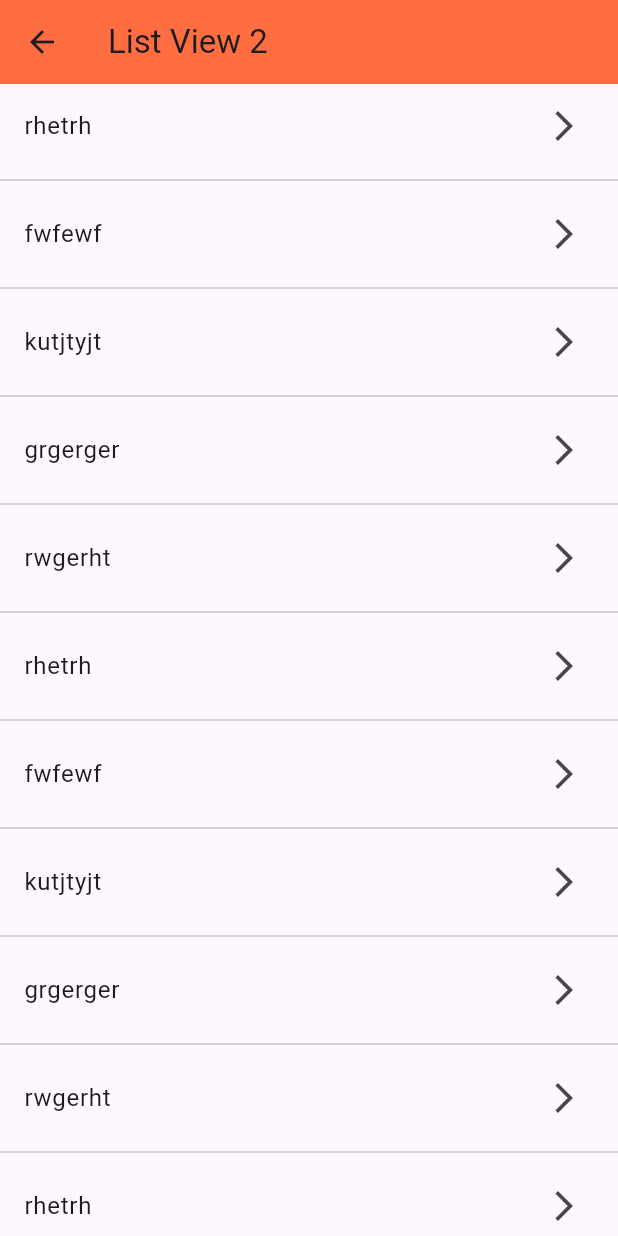
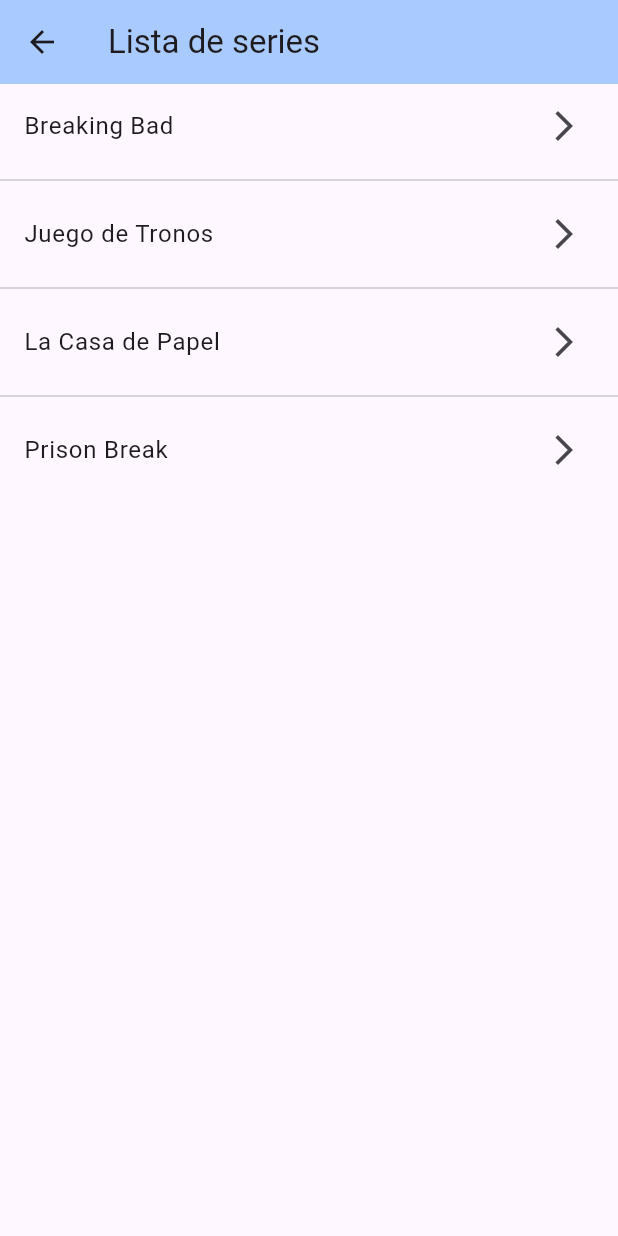
Before and after one commit to alexvl1304/flutter_app_example, a Flutter app: the Listview2Screen screen opened by its route, on a phone screen of 412 x 824 dp. Run offline on Flutter 3.47's test engine with Material 3 defaults, Android fonts, the phone set to English and light mode, and no system bars; network calls fail.

Commit message:
4 pantallas

```diff
--- a/lib/routes/app_routes.dart
+++ b/lib/routes/app_routes.dart
@@ -21,7 +21,7 @@ class AppRoutes {
     MenuOption(
       route: "listview2",
       icon: Icons.list_alt_outlined,
-      name: "ListView 2",
+      name: "Lista de series",
       screen: const Listview2Screen(),
     ),
     MenuOption(
--- /dev/null
+++ b/lib/routes/series_routes.dart
@@ -0,0 +1,34 @@
+import 'package:flutter/material.dart';
+import 'package:flutter_application_1/models/models.dart';
+import '../screens/series/series.dart';
+
+class SeriesRoutes {
+
+static final menuSeries = <MenuOption>[
+    MenuOption(
+      route: "breaking_bad_screen",
+      icon: Icons.arrow_forward_ios_outlined,
+      name: "Breaking Bad",
+      screen: const BreakingBadScreen(),
+    ),
+    MenuOption(
+      route: "juego_de_tronos_screen",
+      icon: Icons.arrow_forward_ios_outlined,
+      name: "Juego de Tronos",
+      screen: const JuegoDeTronosScreen(),
+    ),
+    MenuOption(
+      route: "la_casa_de_papel_screen",
+      icon: Icons.arrow_forward_ios_outlined,
+      name: "La Casa de Papel",
+      screen: const LaCasaDePapelScreen(),
+    ),
+    MenuOption(
+      route: "prison_break_screen",
+      icon: Icons.arrow_forward_ios_outlined,
+      name: "Prison Break",
+      screen: const PrisonBreakScreen(),
+    ),
+  ];
+
+}
--- a/lib/screens/listview2_screen.dart
+++ b/lib/screens/listview2_screen.dart
@@ -1,8 +1,8 @@
 import 'package:flutter/material.dart';
+import 'package:flutter_application_1/routes/series_routes.dart';
+import 'package:flutter_application_1/screens/theme/app_theme.dart';
 
 class Listview2Screen extends StatelessWidget {
-
-  final options = const["rhetrh", "fwfewf", "kutjtyjt", "grgerger", "rwgerht", "rhetrh", "fwfewf", "kutjtyjt", "grgerger", "rwgerht", "rhetrh", "fwfewf", "kutjtyjt", "grgerger", "rwgerht"];
 
   const Listview2Screen({Key? key}) : super(key: key);
 
@@ -10,23 +10,19 @@ class Listview2Screen extends StatelessWidget {
   Widget build(BuildContext context) {
     return Scaffold(
       appBar: AppBar(
-        title: Text("List View 2"),
-        backgroundColor: Colors.deepOrangeAccent,
+        title: Text("Lista de series"),
+        backgroundColor: AppTheme.primaryColor,
       ),
       body: ListView.separated(
-
         itemBuilder: (context, index) => ListTile(
-          trailing: Icon(Icons.arrow_forward_ios_outlined),
-          title: Text(options[index]),
+          trailing: Icon(SeriesRoutes.menuSeries[index].icon),
+          title: Text(SeriesRoutes.menuSeries[index].name),
           onTap: () {
-
-            final casa = options[index];
-
+            Navigator.push(context, MaterialPageRoute(builder: (context) => SeriesRoutes.menuSeries[index].screen));
           },
         ),
-        separatorBuilder: (context, index) => const Divider(),
-        itemCount: options.length,
-
+        separatorBuilder: (context, index) => Divider(),
+        itemCount: SeriesRoutes.menuSeries.length,
       ),
     );
   }
--- /dev/null
+++ b/lib/screens/series/series.dart
@@ -0,0 +1,4 @@
+export 'package:flutter_application_1/screens/series/breaking_bad_screen.dart';
+export 'package:flutter_application_1/screens/series/juego_de_tronos_screen.dart';
+export 'package:flutter_application_1/screens/series/la_casa_de_papel_screen.dart';
+export 'package:flutter_application_1/screens/series/prison_break_screen.dart';
```
Also changed, not shown: lib/screens/series/breaking_bad_screen.dart (added, +22 -0 lines), lib/screens/series/juego_de_tronos_screen.dart (added, +22 -0 lines), lib/screens/series/la_casa_de_papel_screen.dart (added, +22 -0 lines), lib/screens/series/prison_break_screen.dart (added, +22 -0 lines).
